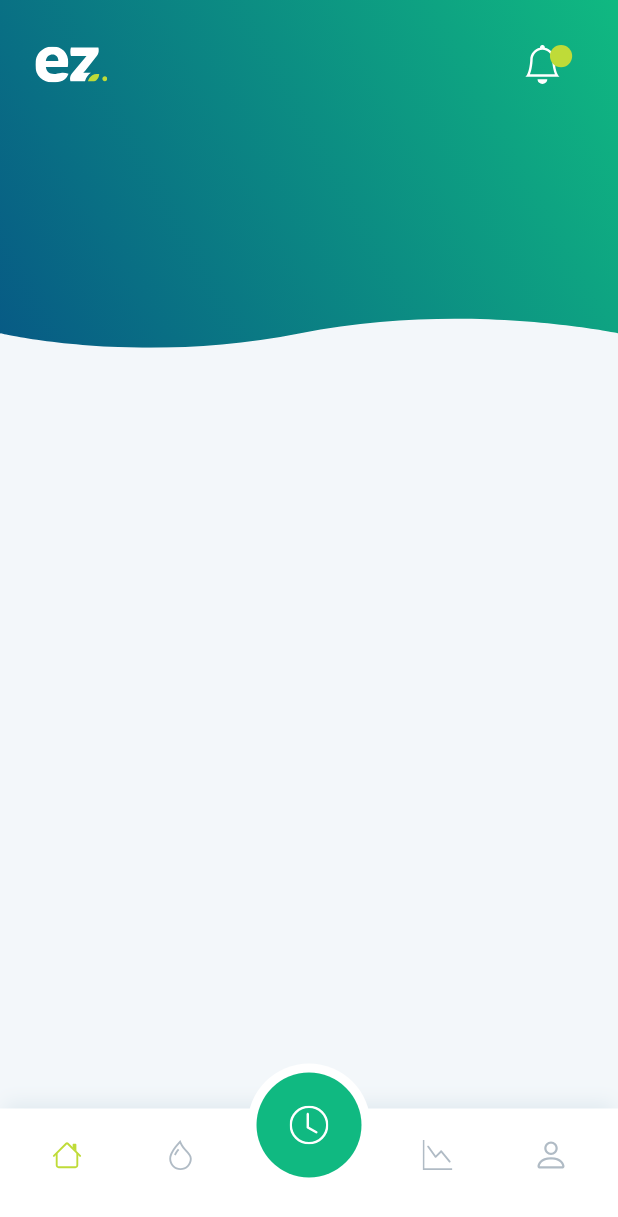
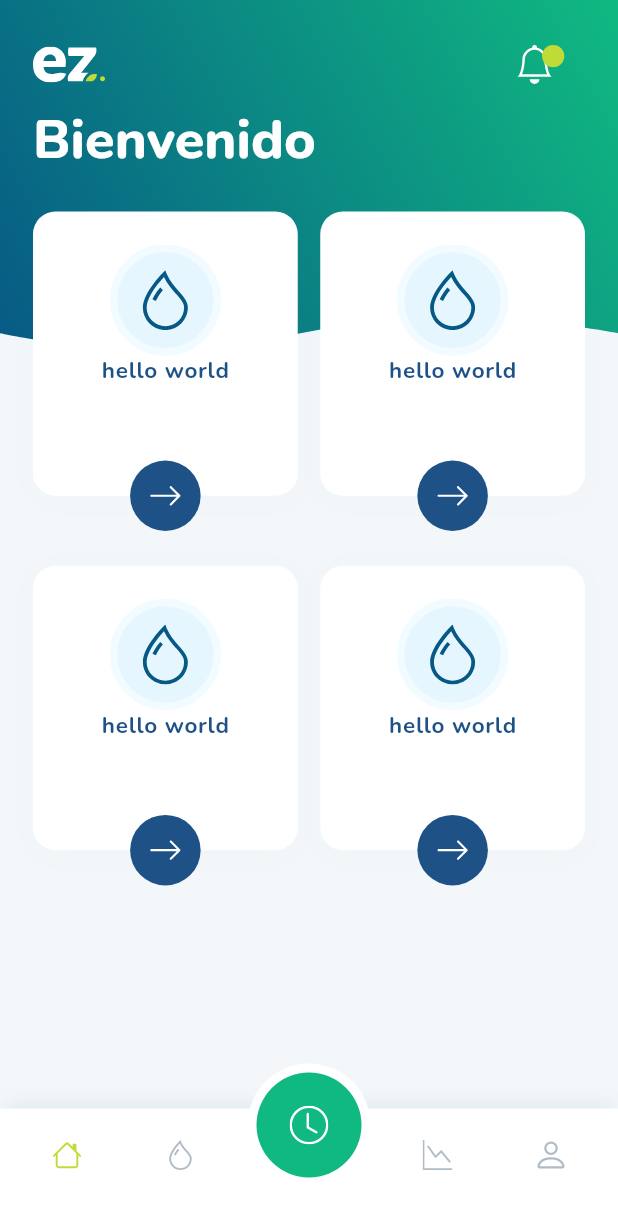
Before and after one commit to Matishock1/ezriegoapp, a Flutter app: the TabScreen screen opened directly, on a phone screen of 412 x 824 dp. Shown: the top 1217 px of the screen. Run offline on Flutter 3.47's test engine with Material 2 defaults, Android fonts, the phone set to English and light mode, and no system bars; our stand-ins replace flutter_svg, gap, get, google_fonts.

Commit message:
Boton Home Menu

```diff
--- a/lib/constants/app_theme.dart
+++ b/lib/constants/app_theme.dart
@@ -33,10 +33,10 @@ class AppTheme {
           fontWeight: FontWeight.bold,
         ),
         titleLarge: GoogleFonts.nunito(
-            fontSize: 18,
-            fontWeight: FontWeight.bold,
-            letterSpacing: 0,
-            color: ColorSettings.negro),
+            fontSize: 36,
+            fontWeight: FontWeight.w800,
+            height: 1.16,
+            color: ColorSettings.blanco),
         titleMedium: GoogleFonts.nunito(
             fontSize: 15,
             fontWeight: FontWeight.w500,
--- a/lib/constants/colores.dart
+++ b/lib/constants/colores.dart
@@ -23,6 +23,7 @@ class ColorSettings {
   static const Color textoHuella = Color(0xff85909A);
 
   static const Color sombraTab = Color.fromARGB(25, 34, 101, 135);
+  static const Color sombraTab2 = Color.fromARGB(4, 30, 82, 135);
 
   static const durationAnimation = 1300;
 }
--- a/lib/screens/tabs_screens/tab_home_screen.dart
+++ b/lib/screens/tabs_screens/tab_home_screen.dart
@@ -18,18 +18,45 @@ class TabHomecreen extends StatelessWidget {
                 fit: BoxFit.contain,
               )),
           SafeArea(
+              child: Padding(
+            padding: const EdgeInsets.symmetric(horizontal: 22),
             child: Column(
               children: [
                 const CustomAppBar(
                   home: true,
                 ),
-              Padding(
-                padding: const EdgeInsets.symmetric(horizontal: 24),
-                child: Column(
-                  children: const [],
+                const Gap(18),
+                Row(
+                  children: [
+                    Expanded(
+                        child: Text(
+                      'Bienvenido',
+                      style: Theme.of(context).textTheme.titleLarge,
+                    ))
+                  ],
                 ),
-              )
+                const Gap(25),
+                Row(
+                  children: const [
+                    Expanded(
+                      child: BotonTabHome(),
+                    ),
+                    Gap(15),
+                    Expanded(child: BotonTabHome())
                   ],
+                ),
+                const Gap(22),
+                Row(
+                  children: const [
+                    Expanded(
+                      child: BotonTabHome(),
+                    ),
+                    Gap(15),
+                    Expanded(child: BotonTabHome())
+                  ],
+                ),
+              ],
+            ),
           ))
         ],
       ),
--- a/lib/widgets/apbbar.dart
+++ b/lib/widgets/apbbar.dart
@@ -11,12 +11,16 @@ class CustomAppBar extends StatelessWidget {
     return Padding(
       padding: const EdgeInsets.only(top: 30),
       child: Row(
+        mainAxisAlignment: MainAxisAlignment.end,
         children: [
           Expanded(
             flex: 3,
-            child: SvgPicture.asset(home != null && home == true
+            child: SvgPicture.asset(
+              home != null && home == true
                   ? 'assets/svg/isologo_pequeno.svg'
-                : 'assets/svg/chevron.svg'),
+                  : 'assets/svg/chevron.svg',
+              alignment: Alignment.centerLeft,
+            ),
           ),
           Expanded(
               flex: 8,
@@ -27,6 +31,8 @@ class CustomAppBar extends StatelessWidget {
               flex: 2,
               child: SizedBox(
                 width: MediaQuery.of(context).size.width * 0.10,
+                child: Padding(
+                  padding: const EdgeInsets.only(left: 10),
                   child: Stack(
                     children: [
                       SvgPicture.asset(
@@ -45,6 +51,7 @@ class CustomAppBar extends StatelessWidget {
                           ))
                     ],
                   ),
+                ),
               )),
         ],
       ),
--- /dev/null
+++ b/lib/widgets/tabs_screen/tab_home_screen/boton_tab_home.dart
@@ -0,0 +1,57 @@
+import 'package:ezriegoapp/constants/colores.dart';
+import 'package:ezriegoapp/widgets/widgets.dart';
+import 'package:flutter/material.dart';
+import 'package:flutter_svg/flutter_svg.dart';
+
+class BotonTabHome extends StatelessWidget {
+  const BotonTabHome({
+    super.key,
+  });
+
+  final double x = 0.26;
+
+  @override
+  Widget build(BuildContext context) {
+    return SizedBox(
+      height: MediaQuery.of(context).size.height * x,
+      child: Stack(
+        children: [
+          Container(
+            height: MediaQuery.of(context).size.height * (x - 0.03),
+            width: double.infinity,
+            decoration: BoxDecoration(
+                color: ColorSettings.blanco,
+                boxShadow: const [
+                  BoxShadow(
+                      color: ColorSettings.sombraTab2,
+                      offset: Offset(0, 3),
+                      spreadRadius: 1,
+                      blurRadius: 19)
+                ],
+                borderRadius: BorderRadius.circular(15)),
+            child: Column(
+              children: [
+                const Gap(22),
+                SvgPicture.asset('assets/svg/mangueras.svg',
+                    height: MediaQuery.of(context).size.height * (x - 0.17)),
+                const Text('hello world'),
+              ],
+            ),
+          ),
+          Align(
+              alignment: Alignment.bottomCenter,
+              child: Container(
+                padding: const EdgeInsets.all(12),
+                height: MediaQuery.of(context).size.height * 0.06,
+                decoration: const BoxDecoration(
+                    shape: BoxShape.circle, color: ColorSettings.secundario),
+                child: SvgPicture.asset(
+                  'assets/svg/arrow_right.svg',
+                  fit: BoxFit.scaleDown,
+                ),
+              )),
+        ],
+      ),
+    );
+  }
+}
--- a/lib/widgets/widgets.dart
+++ b/lib/widgets/widgets.dart
@@ -3,3 +3,5 @@ export 'package:ezriegoapp/widgets/inicio/login_text_input.dart';
 export 'package:ezriegoapp/widgets/inicio/splash_animation.dart';
 export 'package:ezriegoapp/widgets/tabs_screen/botton_navigator.dart';
 export 'package:ezriegoapp/widgets/tabs_screen/fondo_pantalla.dart';
+export 'package:ezriegoapp/widgets/tabs_screen/tab_home_screen/boton_tab_home.dart';
+export 'package:gap/gap.dart';
--- a/pubspec.yaml
+++ b/pubspec.yaml
@@ -10,6 +10,7 @@ dependencies:
   flutter:
     sdk: flutter
   flutter_svg: ^2.0.3
+  gap: ^2.0.1
   get: ^4.6.5
   google_fonts: ^4.0.3
 
```
Also changed, not shown: assets/svg/arrow_right.svg (added), assets/svg/mangueras.svg (added), pubspec.lock. Lines whose indentation alone changed are shown as unchanged.
